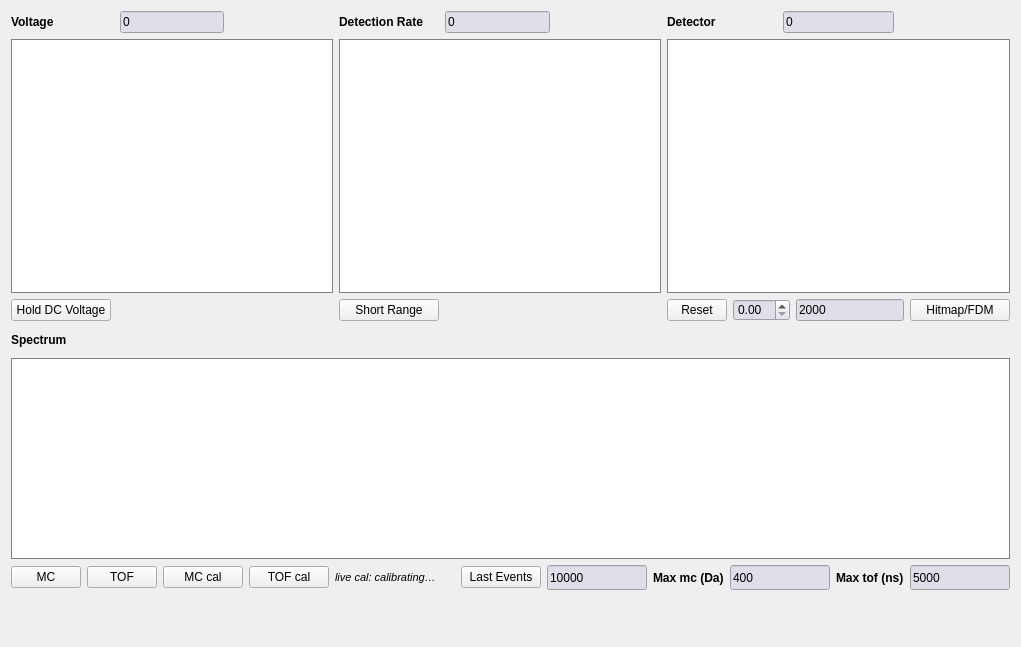
mehrpad/pyccapt, file pyccapt/files/PyQt6_UI/gui_visualization.ui: the form before one commit.
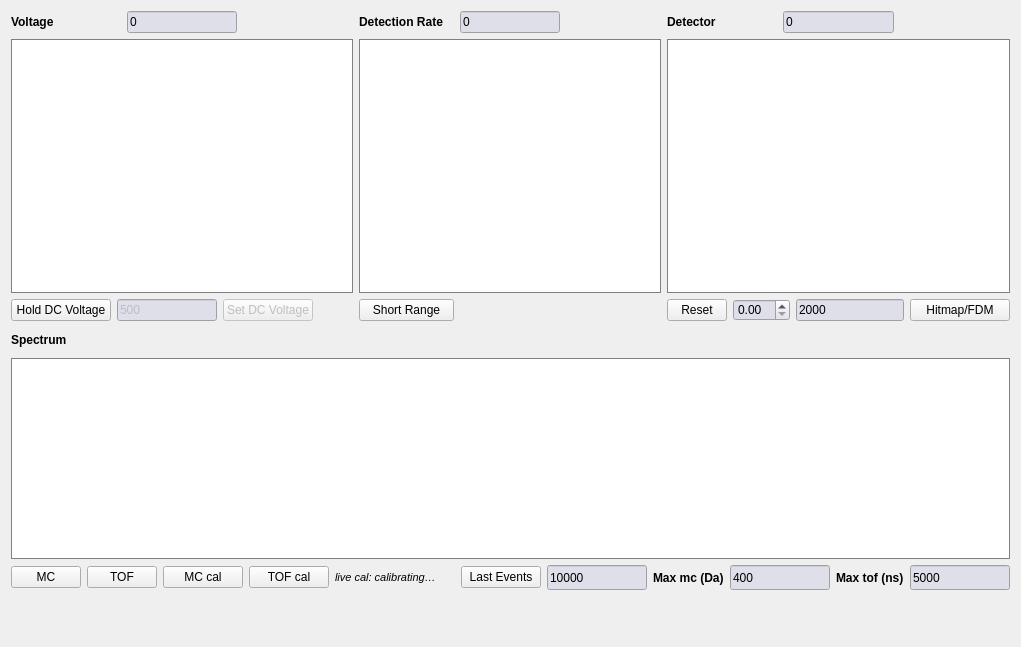
The form after the commit.

Commit message: Move DC-voltage Set control to the Visualization window

Diff of the .ui file:
```diff
--- a/pyccapt/files/PyQt6_UI/gui_visualization.ui
+++ b/pyccapt/files/PyQt6_UI/gui_visualization.ui
@@ -90,7 +90,9 @@
                                     </property>
                                 </widget>
                             </item>
-                            <item row="2" column="0" colspan="2">
+                            <item row="2" column="0" colspan="3">
+                                <layout class="QHBoxLayout" name="dc_hold_row">
+                                    <item>
                                 <widget class="QPushButton" name="dc_hold">
                                     <property name="minimumSize">
                                         <size>
@@ -108,6 +110,68 @@
                                         <string>Hold DC Voltage</string>
                                     </property>
                                 </widget>
+                                    </item>
+                                    <item>
+                                        <widget class="QLineEdit" name="set_dc_voltage_value">
+                                            <property name="enabled">
+                                                <bool>false</bool>
+                                            </property>
+                                            <property name="minimumSize">
+                                                <size>
+                                                    <width>80</width>
+                                                    <height>20</height>
+                                                </size>
+                                            </property>
+                                            <property name="maximumSize">
+                                                <size>
+                                                    <width>100</width>
+                                                    <height>16777215</height>
+                                                </size>
+                                            </property>
+                                            <property name="styleSheet">
+                                                <string notr="true">QLineEdit{background: rgb(223,223,233)}</string>
+                                            </property>
+                                            <property name="text">
+                                                <string>500</string>
+                                            </property>
+                                        </widget>
+                                    </item>
+                                    <item>
+                                        <widget class="QPushButton" name="set_dc_voltage">
+                                            <property name="enabled">
+                                                <bool>false</bool>
+                                            </property>
+                                            <property name="minimumSize">
+                                                <size>
+                                                    <width>0</width>
+                                                    <height>20</height>
+                                                </size>
+                                            </property>
+                                            <property name="maximumSize">
+                                                <size>
+                                                    <width>120</width>
+                                                    <height>16777215</height>
+                                                </size>
+                                            </property>
+                                            <property name="text">
+                                                <string>Set DC Voltage</string>
+                                            </property>
+                                        </widget>
+                                    </item>
+                                    <item>
+                                        <spacer name="dc_hold_row_spacer">
+                                            <property name="orientation">
+                                                <enum>Qt::Horizontal</enum>
+                                            </property>
+                                            <property name="sizeHint" stdset="0">
+                                                <size>
+                                                    <width>40</width>
+                                                    <height>20</height>
+                                                </size>
+                                            </property>
+                                        </spacer>
+                                    </item>
+                                </layout>
                             </item>
                         </layout>
                     </item>
```
Lines whose indentation alone changed are shown as unchanged. The commit also changes 4 other files.
